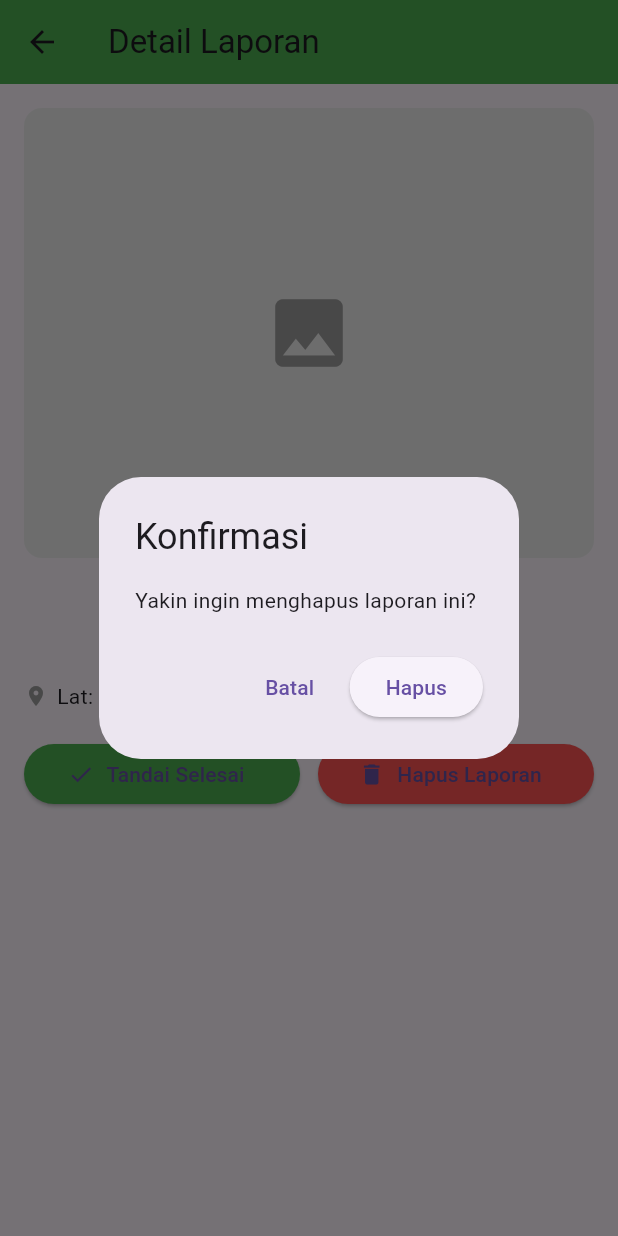
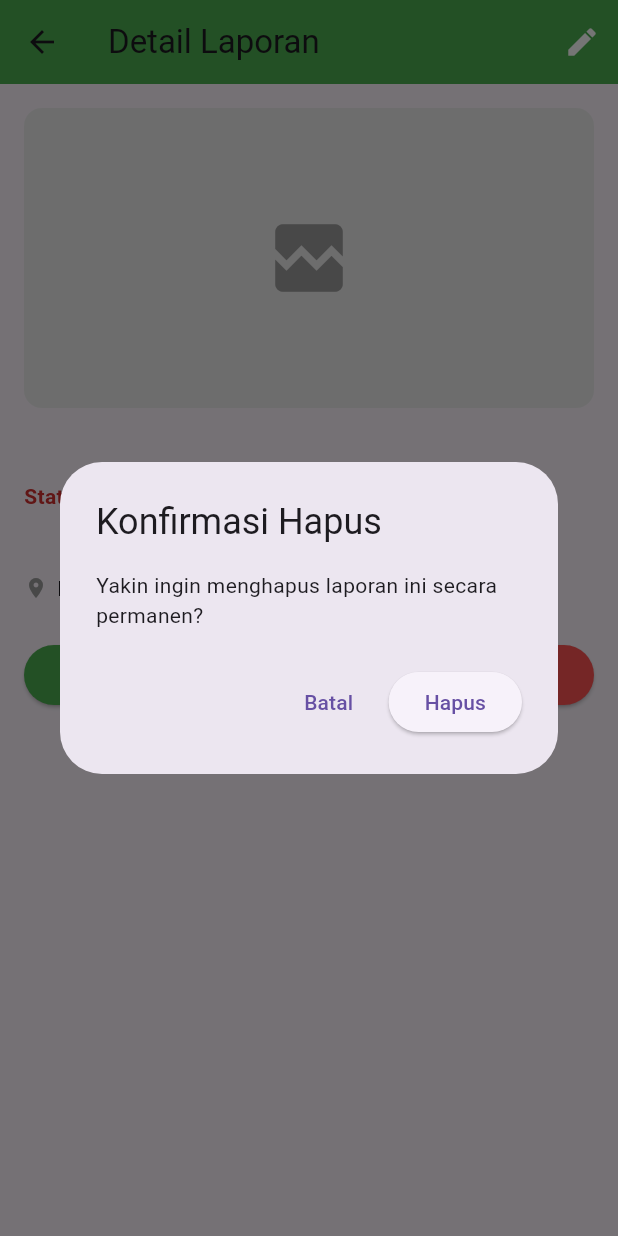
Before and after one commit to habibulloh333/EcoPatrol, a Flutter app: the DetailReportScreen screen opened directly with empty values, after a tap on "Hapus Laporan", on a phone screen of 412 x 824 dp. Run offline on Flutter 3.47's test engine with Material 3 defaults, Android fonts, the phone set to English and light mode, and no system bars; our stand-ins replace cloud_firestore, firebase_auth, firebase_core, firebase_storage, flutter_riverpod, geolocator and 3 more; accounts and stored records are empty.

Commit message:
mahasiswa 4

```diff
--- /dev/null
+++ b/devtools_options.yaml
@@ -0,0 +1,3 @@
+description: This file stores settings for Dart & Flutter DevTools.
+documentation: https://docs.flutter.dev/tools/devtools/extensions#configure-extension-enablement-states
+extensions:
--- a/lib/models/report_model.dart
+++ b/lib/models/report_model.dart
@@ -1,15 +1,21 @@
+// lib/models/report_model.dart
 import 'package:cloud_firestore/cloud_firestore.dart';
 
 class ReportModel {
-  final String id;          // ID unik dokumen di Firestore
-  final String uid;         // ID User yang melapor
-  final String title;       // Judul laporan (misal: "Sampah Liar di Jalan A")
+  final String id; // ID unik dokumen di Firestore
+  final String uid; // ID User yang melapor
+  final String title; // Judul laporan
   final String description; // Detail laporan
-  final String imageUrl;    // URL foto (dari Storage - tugas mhs lain, kita siapin wadahnya)
-  final double latitude;    // Koordinat GPS
-  final double longitude;   // Koordinat GPS
-  final String status;      // "pending", "proses", "selesai"
+  final String imageUrl; // URL foto bukti awal
+  final double latitude; // Koordinat GPS
+  final double longitude; // Koordinat GPS
+  final String status; // "pending", "proses", "selesai"
   final DateTime createdAt; // Tanggal lapor
+
+  // --- FIELD BARU UNTUK MAHASISWA 4 (PENYELESAIAN) ---
+  final String? completionDescription; // Deskripsi pekerjaan oleh petugas
+  final String? completionPhotoUrl; // URL foto hasil pengerjaan (dari Storage)
+  final DateTime? completedAt; // Waktu penyelesaian
 
   ReportModel({
     required this.id,
@@ -21,9 +27,14 @@ class ReportModel {
     required this.longitude,
     required this.status,
     required this.createdAt,
+    // Field baru opsional
+    this.completionDescription,
+    this.completionPhotoUrl,
+    this.completedAt,
   });
 
   // 1. Mengubah Object menjadi Map (JSON) untuk dikirim ke Firestore
+  // Digunakan untuk INSERT (CREATE) dan UPDATE
   Map<String, dynamic> toMap() {
     return {
       'uid': uid,
@@ -33,7 +44,12 @@ class ReportModel {
       'latitude': latitude,
       'longitude': longitude,
       'status': status,
-      'createdAt': createdAt, // Firestore otomatis convert DateTime
+      'createdAt': createdAt,
+
+      // Field baru Mhs 4
+      'completionDescription': completionDescription,
+      'completionPhotoUrl': completionPhotoUrl,
+      'completedAt': completedAt,
     };
   }
 
@@ -45,12 +61,49 @@ class ReportModel {
       title: map['title'] ?? '',
       description: map['description'] ?? '',
       imageUrl: map['imageUrl'] ?? '',
-      // Konversi aman untuk angka (kadang terbaca int, harus double)
       latitude: (map['latitude'] ?? 0).toDouble(),
       longitude: (map['longitude'] ?? 0).toDouble(),
       status: map['status'] ?? 'pending',
-      // Konversi Timestamp Firestore ke DateTime Dart
       createdAt: (map['createdAt'] as Timestamp).toDate(),
+
+      // Field baru Mhs 4 (bisa null)
+      completionDescription: map['completionDescription'] as String?,
+      completionPhotoUrl: map['completionPhotoUrl'] as String?,
+      completedAt: (map['completedAt'] as Timestamp?)?.toDate(),
+    );
+  }
+
+  // 3. Metode untuk memudahkan Update State (dan mempersiapkan data update)
+  ReportModel copyWith({
+    String? id,
+    String? uid,
+    String? title,
+    String? description,
+    String? imageUrl,
+    double? latitude,
+    double? longitude,
+    String? status,
+    DateTime? createdAt,
+    // Field baru Mhs 4
+    String? completionDescription,
+    String? completionPhotoUrl,
+    DateTime? completedAt,
+  }) {
+    return ReportModel(
+      id: id ?? this.id,
+      uid: uid ?? this.uid,
+      title: title ?? this.title,
+      description: description ?? this.description,
+      imageUrl: imageUrl ?? this.imageUrl,
+      latitude: latitude ?? this.latitude,
+      longitude: longitude ?? this.longitude,
+      status: status ?? this.status,
+      createdAt: createdAt ?? this.createdAt,
+
+      // Field baru Mhs 4
+      completionDescription: completionDescription ?? this.completionDescription,
+      completionPhotoUrl: completionPhotoUrl ?? this.completionPhotoUrl,
+      completedAt: completedAt ?? this.completedAt,
     );
   }
 }
--- a/lib/screens/detail_report_screen.dart
+++ b/lib/screens/detail_report_screen.dart
@@ -1,7 +1,8 @@
-import 'dart:io';
+// lib/screens/detail_report_screen.dart (FINAL CODE)
 
 import 'package:flutter/material.dart';
 import 'package:flutter_riverpod/flutter_riverpod.dart';
+import 'package:intl/intl.dart';
 
 import '../models/report_model.dart';
 import '../providers/report_provider.dart';
@@ -12,53 +13,211 @@ class DetailReportScreen extends ConsumerWidget {
 
   const DetailReportScreen({super.key, required this.report});
 
+  // WIDGET HELPER UNTUK MENAMPILKAN GAMBAR (Preview)
+  Widget _buildImage(BuildContext context, String url) {
+    if (url.isEmpty) {
+      // Kotak jika foto tidak ada
+      return Container(
+        height: 200,
+        width: double.infinity,
+        decoration: BoxDecoration(
+          color: Colors.grey[200],
+          borderRadius: BorderRadius.circular(12),
+        ),
+        child: const Icon(Icons.broken_image, color: Colors.grey, size: 60),
+      );
+    }
+
+    // Wrap dengan Padding di sini untuk memisahkan gambar secara vertikal
+    return Padding(
+      padding: const EdgeInsets.only(bottom: 10.0), // Padding di bawah gambar
+      child: GestureDetector(
+        onTap: () => _showFullImage(context, url), // Logika klik full screen
+        child: ClipRRect(
+          borderRadius: BorderRadius.circular(12),
+          child: Image.network(
+            url,
+            height: 300,
+            width: double.infinity,
+            fit: BoxFit.cover, // Kunci: Menjaga rasio aspek sambil memenuhi kotak
+            loadingBuilder: (ctx, child, progress) {
+              if (progress == null) return child;
+              return Container(height: 300, color: Colors.grey[200], child: const Center(child: CircularProgressIndicator()));
+            },
+            errorBuilder: (ctx, error, stackTrace) => Container(height: 300, color: Colors.grey[200], child: const Icon(Icons.error)),
+          ),
+        ),
+      ),
+    );
+  }
+
+  // LOGIKA HELPER: TAMPILKAN FOTO FULL SIZE (UX Optimal)
+  void _showFullImage(BuildContext context, String url) {
+    if (url.isEmpty) return;
+
+    showDialog(
+      context: context,
+      builder: (_) => Scaffold(
+        backgroundColor: Colors.black,
+        appBar: AppBar(
+          backgroundColor: Colors.black,
+          iconTheme: const IconThemeData(color: Colors.white),
+        ),
+        body: Center(
+          child: InteractiveViewer( // Memungkinkan Zoom dan Geser
+            panEnabled: true,
+            minScale: 0.5,
+            maxScale: 4.0,
+            child: Image.network(
+              url,
+              fit: BoxFit.contain, // Mempertahankan rasio aspek di mode full screen
+              loadingBuilder: (ctx, child, progress) {
+                if (progress == null) return child;
+                return const Center(child: CircularProgressIndicator(color: Colors.white));
+              },
+              errorBuilder: (ctx, error, stackTrace) => const Center(
+                child: Icon(Icons.error, color: Colors.red, size: 50),
+              ),
+            ),
+          ),
+        ),
+      ),
+    );
+  }
+
+  // LOGIKA HAPUS (MEMANGGIL PROVIDER)
+  void _confirmDelete(BuildContext context, WidgetRef ref, String id) async {
+    final ok = await showDialog<bool>(
+      context: context,
+      builder: (_) => AlertDialog(
+        title: const Text('Konfirmasi Hapus'),
+        content: const Text('Yakin ingin menghapus laporan ini secara permanen?'),
+        actions: [
+          TextButton(onPressed: () => Navigator.pop(context, false), child: const Text('Batal')),
+          ElevatedButton(onPressed: () => Navigator.pop(context, true), child: const Text('Hapus')),
+        ],
+      ),
+    );
+
+    if (ok == true) {
+      try {
+        await ref.read(reportProvider.notifier).deleteReport(id);
+
+        if (context.mounted) {
+          Navigator.pop(context);
+          ScaffoldMessenger.of(context).showSnackBar(const SnackBar(content: Text('Laporan dihapus')));
+        }
+      } catch (e) {
+        if (context.mounted) {
+          ScaffoldMessenger.of(context).showSnackBar(SnackBar(content: Text('Error menghapus: $e')));
+        }
+      }
+    }
+  }
+
   @override
   Widget build(BuildContext context, WidgetRef ref) {
+    if (report == null) {
+      return Scaffold(
+        appBar: AppBar(title: const Text('Error Detail')),
+        body: const Center(
+          child: Text('Gagal memuat detail laporan. Data hilang saat navigasi.',
+              textAlign: TextAlign.center),
+        ),
+      );
+    }
+
     final isSelesai = report.status.toLowerCase() == 'selesai';
 
     return Scaffold(
       appBar: AppBar(
         title: const Text('Detail Laporan'),
         backgroundColor: Colors.green,
+        actions: [
+          // Icon Edit hanya muncul jika laporan BELUM SELESAI
+          if (!isSelesai)
+            IconButton(
+              icon: const Icon(Icons.edit, color: Colors.white),
+              onPressed: () {
+                Navigator.push(
+                  context,
+                  MaterialPageRoute(
+                    builder: (_) => EditReportScreen(report: report),
+                  ),
+                );
+              },
+            ),
+          // Jika ada IconButton lain, tambahkan di sini
+        ],
+
       ),
       body: SingleChildScrollView(
         child: Padding(
-          padding: const EdgeInsets.all(16.0),
+          padding: const EdgeInsets.all(16.0), // Padding utama untuk seluruh konten
           child: Column(
             crossAxisAlignment: CrossAxisAlignment.start,
             children: [
-              GestureDetector(
-                onTap: () => _showFullImage(context, report.imageUrl),
-                child: ClipRRect(
-                  borderRadius: BorderRadius.circular(12),
-                  child: Container(
-                    height: 300,
-                    width: double.infinity,
-                    color: Colors.grey[200],
-                    child: _buildImage(report.imageUrl),
-                  ),
-                ),
-              ),
+              // --- 1. FOTO BUKTI AWAL ---
+              _buildImage(context, report.imageUrl),
+              const SizedBox(height: 10), // Jarak setelah gambar
 
-              const SizedBox(height: 12),
-
-              Text(
-                report.title,
-                style: const TextStyle(fontSize: 20, fontWeight: FontWeight.bold),
-              ),
+              // --- DETAIL DATA AWAL ---
+              Text(report.title, style: const TextStyle(fontSize: 22, fontWeight: FontWeight.bold)),
+              const SizedBox(height: 8),
+              Text('Status: ${report.status.toUpperCase()}', style: TextStyle(
+                color: isSelesai ? Colors.green.shade700 : Colors.red.shade700,
+                fontWeight: FontWeight.bold,
+              )),
               const SizedBox(height: 8),
               Text(report.description),
               const SizedBox(height: 12),
+
               Row(
                 children: [
                   const Icon(Icons.location_on, size: 16, color: Colors.grey),
                   const SizedBox(width: 6),
-                  Text('Lat: ${report.latitude.toStringAsFixed(6)}  |  Lng: ${report.longitude.toStringAsFixed(6)}'),
+                  Text('Dilaporkan pada: ${DateFormat('dd MMM yyyy, HH:mm').format(report.createdAt)}'),
                 ],
               ),
-              const SizedBox(height: 18),
+              const SizedBox(height: 24),
 
-              // Action buttons
+              // --- DETAIL PENYELESAIAN (Jika Selesai) ---
+              if (isSelesai) ...[
+                const Divider(thickness: 1),
+                const Text(
+                  'Hasil Pekerjaan Petugas',
+                  style: TextStyle(fontSize: 18, fontWeight: FontWeight.bold, color: Colors.green),
+                ),
+                const SizedBox(height: 8),
+                Text('Deskripsi Pekerjaan:', style: const TextStyle(fontWeight: FontWeight.w600)),
+                Text(report.completionDescription ?? 'Tidak ada deskripsi.'),
+                const SizedBox(height: 12),
+
+                if (report.completionPhotoUrl != null && report.completionPhotoUrl!.isNotEmpty)
+                  Column(
+                    crossAxisAlignment: CrossAxisAlignment.start,
+                    children: [
+                      Text('Foto Hasil Pengerjaan:', style: const TextStyle(fontWeight: FontWeight.w600)),
+                      const SizedBox(height: 8),
+                      // Tampilkan foto penyelesaian
+                      _buildImage(context, report.completionPhotoUrl!),
+                    ],
+                  ),
+                const SizedBox(height: 12),
+                Row(
+                  children: [
+                    const Icon(Icons.check_circle, size: 16, color: Colors.grey),
+                    const SizedBox(width: 6),
+                    // Perbaikan Baris Waktu Selesai
+                    Text('Selesai pada: ${report.completedAt != null
+                        ? DateFormat('dd MMM yyyy, HH:mm').format(report.completedAt!)
+                        : 'Waktu belum tersimpan'}'),
+                  ],
+                ),
+                const SizedBox(height: 18),
+              ],
+
+              // --- Action buttons (MHS 4) ---
               Row(
                 children: [
                   if (!isSelesai)
@@ -68,7 +227,6 @@ class DetailReportScreen extends ConsumerWidget {
                         icon: const Icon(Icons.check),
                         label: const Text('Tandai Selesai'),
                         onPressed: () async {
-                          // Navigate to edit screen to add description + photo hasil kerja
                           await Navigator.push(
                             context,
                             MaterialPageRoute(
@@ -91,63 +249,11 @@ class DetailReportScreen extends ConsumerWidget {
                   ),
                 ],
               ),
+              const SizedBox(height: 30),
             ],
           ),
         ),
       ),
     );
   }
-
-  Widget _buildImage(String path) {
-    if (path.isEmpty) return const Icon(Icons.image, color: Colors.grey, size: 60);
-    final file = File(path);
-    if (file.existsSync()) {
-      return Image.file(file, fit: BoxFit.cover);
-    } else {
-      return const Icon(Icons.broken_image, color: Colors.grey, size: 60);
-    }
-  }
-
-  void _showFullImage(BuildContext context, String path) {
-    if (path.isEmpty) return;
-    final file = File(path);
-    showDialog(
-      context: context,
-      builder: (_) => Dialog(
-        child: InteractiveViewer(
-          child: file.existsSync()
-              ? Image.file(file, fit: BoxFit.contain)
-              : const SizedBox.shrink(),
-        ),
-      ),
-    );
-  }
-
-  void _confirmDelete(BuildContext context, WidgetRef ref, String id) async {
-    final ok = await showDialog<bool>(
-      context: context,
-      builder: (_) => AlertDialog(
-        title: const Text('Konfirmasi'),
-        content: const Text('Yakin ingin menghapus laporan ini?'),
-        actions: [
-          TextButton(onPressed: () => Navigator.pop(context, false), child: const Text('Batal')),
-          ElevatedButton(onPressed: () => Navigator.pop(context, true), child: const Text('Hapus')),
-        ],
-      ),
-    );
-
-    if (ok == true) {
-      try {
-        await ref.read(reportProvider.notifier).deleteReport(id);
-        if (context.mounted) {
-          Navigator.pop(context); // close detail
-          ScaffoldMessenger.of(context).showSnackBar(const SnackBar(content: Text('Laporan dihapus')));
-        }
-      } catch (e) {
-        if (context.mounted) {
-          ScaffoldMessenger.of(context).showSnackBar(SnackBar(content: Text('Error: $e')));
-        }
-      }
-    }
-  }
 }
```
Also changed, not shown: pubspec.yaml (+18 -10 lines), pubspec.lock, 3 other files.
